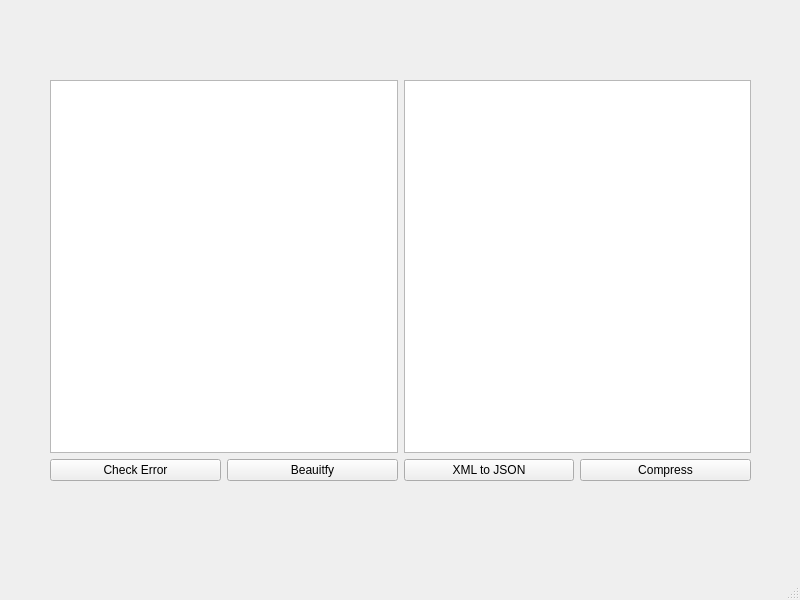
Old version of the form mainwindow.ui in the repository Ahmedkhalifa1999/CSE331-XML-Project.
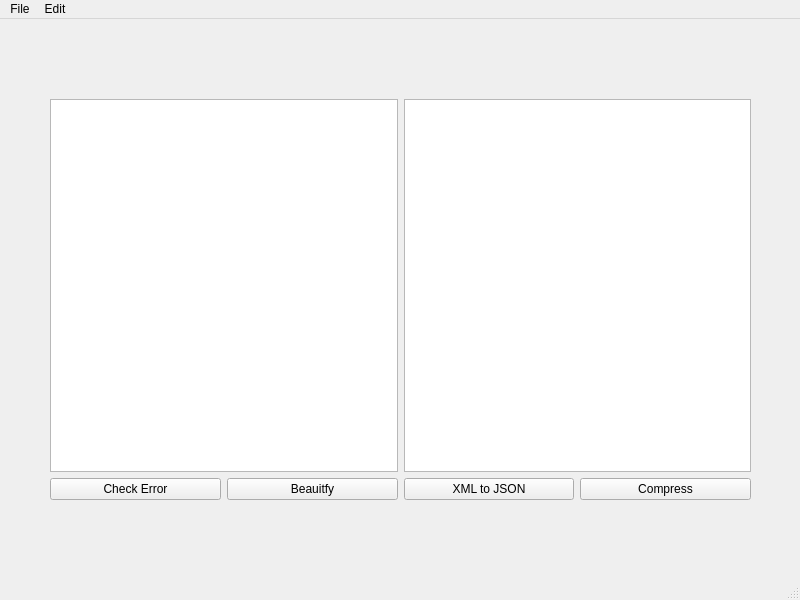
New version of the form.

What changed in the file:
```diff
--- a/mainwindow.ui
+++ b/mainwindow.ui
@@ -75,9 +75,32 @@
      <x>0</x>
      <y>0</y>
      <width>800</width>
-     <height>25</height>
+     <height>26</height>
     </rect>
    </property>
+   <widget class="QMenu" name="menuFile">
+    <property name="title">
+     <string>File</string>
+    </property>
+    <addaction name="actionNew"/>
+    <addaction name="actionOpen"/>
+    <addaction name="separator"/>
+    <addaction name="actionSave"/>
+    <addaction name="actionSave_as"/>
+   </widget>
+   <widget class="QMenu" name="menuEdit">
+    <property name="title">
+     <string>Edit</string>
+    </property>
+    <addaction name="actionCut"/>
+    <addaction name="actionCopy"/>
+    <addaction name="actionPaste"/>
+    <addaction name="separator"/>
+    <addaction name="actionRedo"/>
+    <addaction name="actionUndo"/>
+   </widget>
+   <addaction name="menuFile"/>
+   <addaction name="menuEdit"/>
   </widget>
   <widget class="QStatusBar" name="statusbar"/>
  </widget>
```
Left out of the diff: 45 changed lines with no effect on the pictures.
